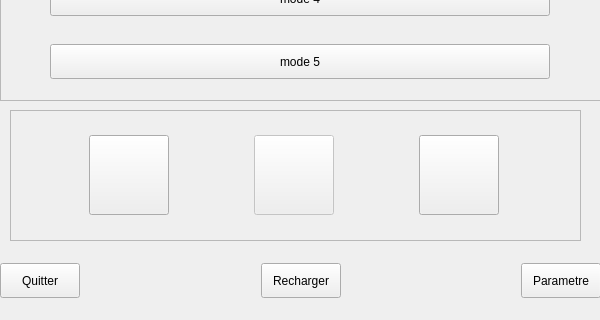
Above: CArreraUI.ui from Arrera-Software/Arrera-Interface before the change; both pictures show x 0 to 600 and y 380 to 700 of the 600 by 700 pixel window. Below: the same form after it.
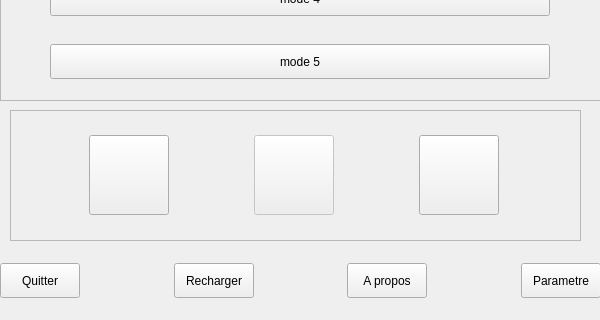
That is the form after the change. Icons and pictures are not drawn.

Commit message: Ajout fenetre a propos

```diff
--- a/CArreraUI.ui
+++ b/CArreraUI.ui
@@ -207,7 +207,33 @@
       </widget>
      </item>
      <item>
-      <spacer name="horizontalSpacer_2">
+      <spacer name="horizontalSpacer">
+       <property name="orientation">
+        <enum>Qt::Horizontal</enum>
+       </property>
+       <property name="sizeHint" stdset="0">
+        <size>
+         <width>40</width>
+         <height>20</height>
+        </size>
+       </property>
+      </spacer>
+     </item>
+     <item>
+      <widget class="QPushButton" name="IDC_APROPOS">
+       <property name="minimumSize">
+        <size>
+         <width>0</width>
+         <height>35</height>
+        </size>
+       </property>
+       <property name="text">
+        <string>A propos</string>
+       </property>
+      </widget>
+     </item>
+     <item>
+      <spacer name="horizontalSpacer_3">
        <property name="orientation">
         <enum>Qt::Horizontal</enum>
        </property>
```
Left out of the diff: 2 changed lines with no effect on the pictures. The commit also changes 7 other files.
